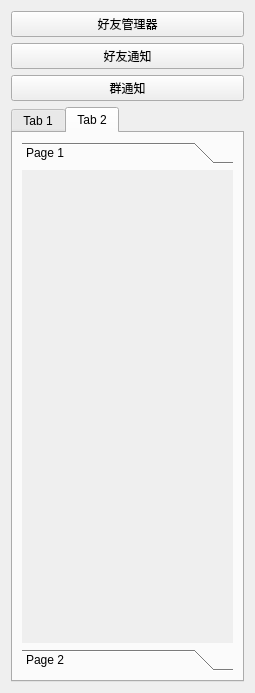
The window that src/page/base-arch/contact-page/ContactPage.ui (FUQUANYUO/SynergySpot) describes before a commit, drawn with Qt 5.
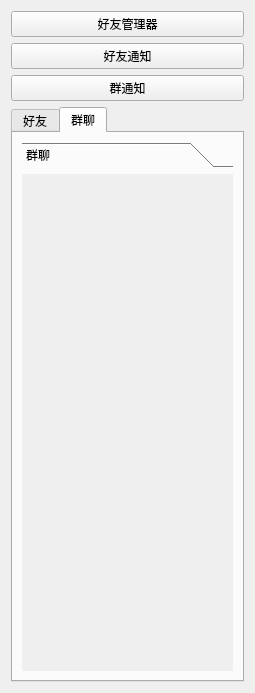
The same window after the commit. The open tabs and pages were chosen to show the change.

Patch:
```diff
--- a/src/page/base-arch/contact-page/ContactPage.ui
+++ b/src/page/base-arch/contact-page/ContactPage.ui
@@ -45,7 +45,7 @@
      </property>
      <widget class="QWidget" name="friendList">
       <attribute name="title">
-       <string>Tab 1</string>
+       <string>好友</string>
       </attribute>
       <layout class="QHBoxLayout" name="horizontalLayout">
        <item>
@@ -85,7 +85,7 @@
      </widget>
      <widget class="QWidget" name="groupList">
       <attribute name="title">
-       <string>Tab 2</string>
+       <string>群聊</string>
       </attribute>
       <layout class="QHBoxLayout" name="horizontalLayout_2">
        <item>
@@ -93,30 +93,17 @@
          <property name="currentIndex">
           <number>1</number>
          </property>
-         <widget class="QWidget" name="page_3">
-          <property name="geometry">
-           <rect>
-            <x>0</x>
-            <y>0</y>
-            <width>98</width>
-            <height>28</height>
-           </rect>
-          </property>
-          <attribute name="label">
-           <string>Page 1</string>
-          </attribute>
-         </widget>
-         <widget class="QWidget" name="page_4">
+         <widget class="QWidget" name="groupPage">
           <property name="geometry">
            <rect>
             <x>0</x>
             <y>0</y>
             <width>213</width>
-            <height>479</height>
+            <height>509</height>
            </rect>
           </property>
           <attribute name="label">
-           <string>Page 2</string>
+           <string>群聊</string>
           </attribute>
          </widget>
         </widget>
```
Left out of the diff: 27 changed lines with no effect on the pictures.
